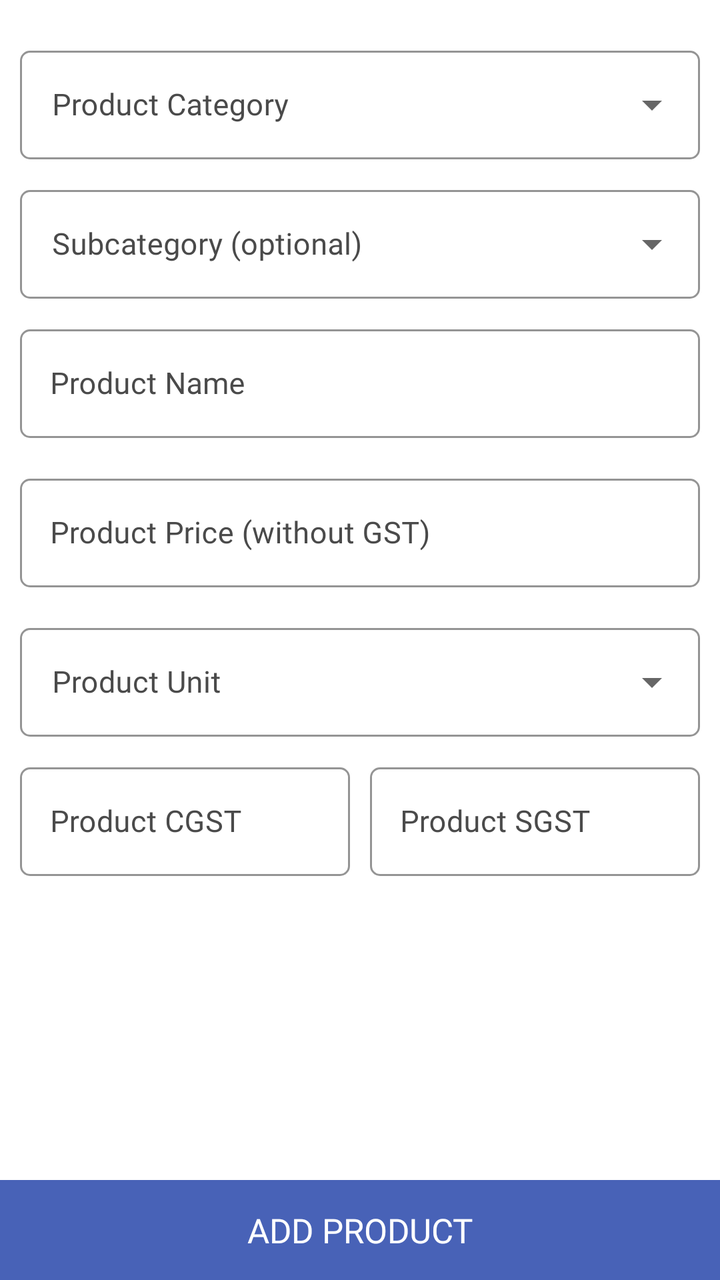
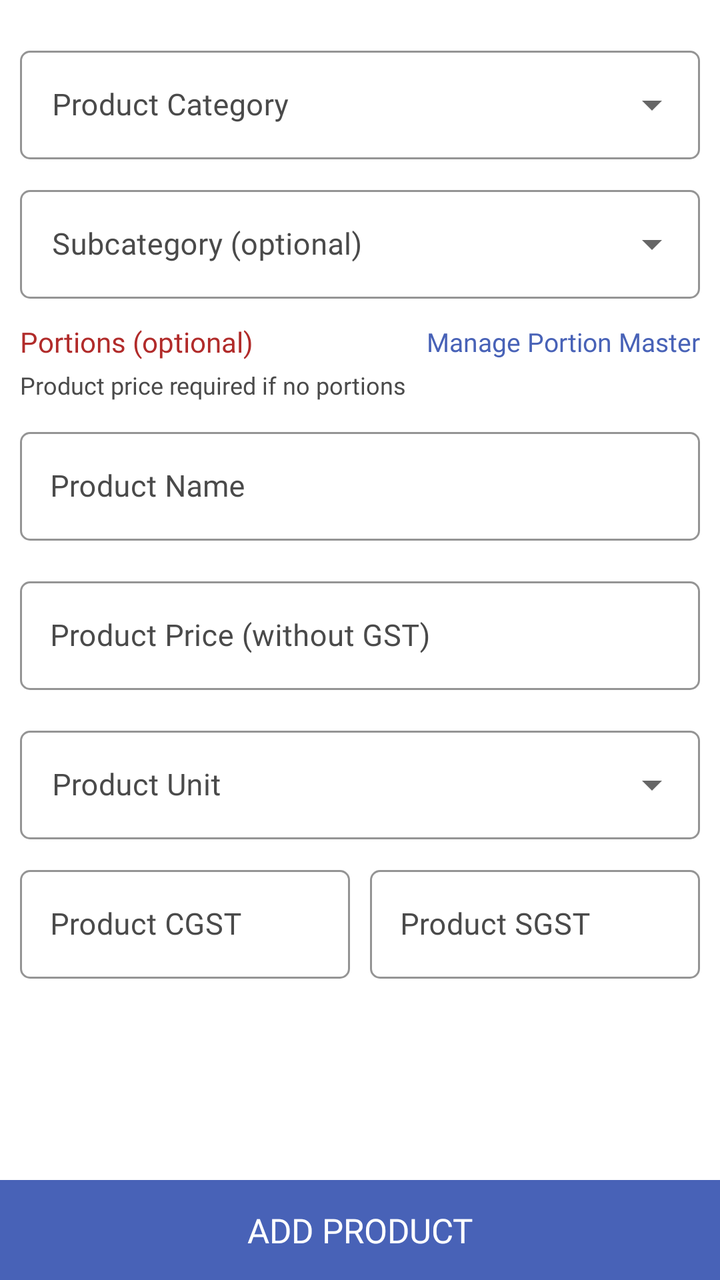

Before-and-after screenshots of an Android layout around one commit, followed by the original layout XML and the change that was made.
<!-- AndroidManifest.xml: application theme AppTheme -->
<!-- res/layout/fragment_add_customer_product.xml -->
<?xml version="1.0" encoding="utf-8"?>
<RelativeLayout xmlns:android="http://schemas.android.com/apk/res/android"
    xmlns:app="http://schemas.android.com/apk/res-auto"
    xmlns:tools="http://schemas.android.com/tools"
    android:layout_width="match_parent"
    android:layout_height="match_parent"
    tools:context=".Fragment.AddCustomerProduct">

    <androidx.core.widget.NestedScrollView
        android:layout_width="match_parent"
        android:layout_height="match_parent"
        android:layout_above="@+id/addProduct">

        <LinearLayout
            android:layout_width="match_parent"
            android:layout_height="match_parent"
            android:orientation="vertical"
            android:padding="10dp">

            <com.google.android.material.textfield.TextInputLayout
                style="@style/CustomDropDownTilStyle"
                android:layout_marginTop="10dp"
                android:hint="Product Category">

                <AutoCompleteTextView
                    android:id="@+id/categorySpinner"
                    android:layout_width="match_parent"
                    android:layout_height="wrap_content"
                    android:focusable="false"
                    android:fontFamily="@font/poppinsregular"
                    android:inputType="none"
                    android:singleLine="true"
                    android:textSize="15sp" />

            </com.google.android.material.textfield.TextInputLayout>

            <com.google.android.material.textfield.TextInputLayout
                style="@style/CustomDropDownTilStyle"
                android:layout_marginTop="10dp"
                android:hint="Subcategory (optional)">

                <AutoCompleteTextView
                    android:id="@+id/subcategorySpinner"
                    android:layout_width="match_parent"
                    android:layout_height="wrap_content"
                    android:focusable="false"
                    android:fontFamily="@font/poppinsregular"
                    android:inputType="none"
                    android:singleLine="true"
                    android:textSize="15sp" />

            </com.google.android.material.textfield.TextInputLayout>

            <com.google.android.material.textfield.TextInputLayout
                android:id="@+id/productNameLayout"
                style="@style/Widget.MaterialComponents.TextInputLayout.OutlinedBox"
                android:layout_width="match_parent"
                android:layout_height="wrap_content"
                android:layout_gravity="center"
                android:layout_marginTop="10dp"
                android:layout_marginBottom="5dp"
                android:gravity="center"
                android:textColorHint="@color/light_black"
                app:boxCornerRadiusBottomEnd="5dp"
                app:boxCornerRadiusBottomStart="5dp"
                app:boxCornerRadiusTopEnd="5dp"
                app:boxCornerRadiusTopStart="5dp"
                app:boxStrokeColor="@color/light_black">

                <com.google.android.material.textfield.TextInputEditText
                    android:id="@+id/productName"
                    android:layout_width="match_parent"
                    android:layout_height="wrap_content"
                    android:drawableTint="@color/light_black"
                    android:fontFamily="@font/poppinsregular"
                    android:hint="Product Name"
                    android:imeOptions="actionNext"
                    android:inputType="textCapWords"
                    android:paddingStart="15dp"
                    android:paddingEnd="10dp"
                    android:singleLine="true"
                    android:textColor="@color/black"
                    android:textColorHint="@color/light_black"
                    android:textSize="15sp" />

            </com.google.android.material.textfield.TextInputLayout>

            <com.google.android.material.textfield.TextInputLayout
                android:id="@+id/productPriceLayout"
                style="@style/Widget.MaterialComponents.TextInputLayout.OutlinedBox"
                android:layout_width="match_parent"
                android:layout_height="wrap_content"
                android:layout_gravity="center"
                android:layout_marginTop="10dp"
                android:layout_marginBottom="5dp"
                android:gravity="center"
                android:textColorHint="@color/light_black"
                app:boxCornerRadiusBottomEnd="5dp"
                app:boxCornerRadiusBottomStart="5dp"
                app:boxCornerRadiusTopEnd="5dp"
                app:boxCornerRadiusTopStart="5dp"
                app:boxStrokeColor="@color/light_black">

                <com.google.android.material.textfield.TextInputEditText
                    android:id="@+id/productPrice"
                    android:layout_width="match_parent"
                    android:layout_height="wrap_content"
                    android:drawableTint="@color/light_black"
                    android:fontFamily="@font/poppinsregular"
                    android:hint="Product Price (without GST)"
                    android:imeOptions="actionDone"
                    android:inputType="numberDecimal"
                    android:paddingStart="15dp"
                    android:paddingEnd="10dp"
                    android:singleLine="true"
                    android:textColor="@color/black"
                    android:textColorHint="@color/light_black"
                    android:textSize="15sp" />

            </com.google.android.material.textfield.TextInputLayout>

            <com.google.android.material.textfield.TextInputLayout
                style="@style/CustomDropDownTilStyle"
                android:layout_marginTop="10dp"
                android:hint="Product Unit">

                <AutoCompleteTextView
                    android:id="@+id/unitSpinner"
                    android:layout_width="match_parent"
                    android:layout_height="wrap_content"
                    android:focusable="false"
                    android:fontFamily="@font/poppinsregular"
                    android:inputType="none"
                    android:singleLine="true"
                    android:textSize="15sp" />

            </com.google.android.material.textfield.TextInputLayout>

            <LinearLayout
                android:layout_width="match_parent"
                android:layout_height="wrap_content"
                android:layout_marginTop="10dp"
                android:layout_marginBottom="10dp"
                android:orientation="horizontal">

                <com.google.android.material.textfield.TextInputLayout
                    android:id="@+id/productCGSTLayout"
                    style="@style/Widget.MaterialComponents.TextInputLayout.OutlinedBox"
                    android:layout_width="match_parent"
                    android:layout_height="wrap_content"
                    android:layout_gravity="center"
                    android:layout_marginEnd="5dp"
                    android:layout_weight="1"
                    android:gravity="center"
                    android:textColorHint="@color/light_black"
                    app:boxCornerRadiusBottomEnd="5dp"
                    app:boxCornerRadiusBottomStart="5dp"
                    app:boxCornerRadiusTopEnd="5dp"
                    app:boxCornerRadiusTopStart="5dp"
                    app:boxStrokeColor="@color/light_black">

                    <com.google.android.material.textfield.TextInputEditText
                        android:id="@+id/productCGST"
                        android:layout_width="match_parent"
                        android:layout_height="wrap_content"
                        android:drawableTint="@color/light_black"
                        android:fontFamily="@font/poppinsregular"
                        android:hint="Product CGST"
                        android:imeOptions="actionNext"
                        android:inputType="numberDecimal"
                        android:paddingStart="15dp"
                        android:paddingEnd="10dp"
                        android:singleLine="true"
                        android:textColor="@color/black"
                        android:textColorHint="@color/light_black"
                        android:textSize="15sp" />

                </com.google.android.material.textfield.TextInputLayout>

                <com.google.android.material.textfield.TextInputLayout
                    android:id="@+id/productSGSTLayout"
                    style="@style/Widget.MaterialComponents.TextInputLayout.OutlinedBox"
                    android:layout_width="match_parent"
                    android:layout_height="wrap_content"
                    android:layout_gravity="center"
                    android:layout_marginStart="5dp"
                    android:layout_weight="1"
                    android:gravity="center"
                    android:textColorHint="@color/light_black"
                    app:boxCornerRadiusBottomEnd="5dp"
                    app:boxCornerRadiusBottomStart="5dp"
                    app:boxCornerRadiusTopEnd="5dp"
                    app:boxCornerRadiusTopStart="5dp"
                    app:boxStrokeColor="@color/light_black">

                    <com.google.android.material.textfield.TextInputEditText
                        android:id="@+id/productSGST"
                        android:layout_width="match_parent"
                        android:layout_height="wrap_content"
                        android:drawableTint="@color/light_black"
                        android:fontFamily="@font/poppinsregular"
                        android:hint="Product SGST"
                        android:imeOptions="actionDone"
                        android:inputType="numberDecimal"
                        android:paddingStart="15dp"
                        android:paddingEnd="10dp"
                        android:singleLine="true"
                        android:textColor="@color/black"
                        android:textColorHint="@color/light_black"
                        android:textSize="15sp" />

                </com.google.android.material.textfield.TextInputLayout>

            </LinearLayout>

        </LinearLayout>

    </androidx.core.widget.NestedScrollView>

    <TextView
        android:id="@+id/addProduct"
        android:layout_width="match_parent"
        android:layout_height="50dp"
        android:layout_alignParentBottom="true"
        android:layout_gravity="center"
        android:background="@color/colorPrimary"
        android:fontFamily="@font/poppinsmedium"
        android:gravity="center"
        android:text="Add Product"
        android:textAllCaps="true"
        android:textColor="@color/white"
        android:textSize="17sp" />

</RelativeLayout>
<!-- resources referenced by this layout -->
<resources>
  <color name="black">#000</color>
  <color name="colorPrimary">#4862b7</color>
  <color name="light_black">#4a4a4a</color>
  <color name="white">#fff</color>
  <style name="CustomDropDownTilStyle" parent="Widget.MaterialComponents.TextInputLayout.OutlinedBox.ExposedDropdownMenu">
          <item name="android:layout_width">match_parent</item>
          <item name="android:layout_height">wrap_content</item>
          <item name="android:textColorHint">@color/light_black</item>
          <item name="fontFamily">@font/poppinsregular</item>
          <item name="android:textSize">15sp</item>
          <item name="overlapAnchor">true</item>
          <item name="hintTextColor">@color/colorAccent</item>
          <item name="boxStrokeColor">@color/colorAccent</item>
          <item name="colorControlNormal">@color/colorAccent</item>
          <item name="colorControlActivated">@color/colorAccent</item>
          <item name="colorControlHighlight">@color/colorAccent</item>
          <item name="boxCornerRadiusBottomEnd">5dp</item>
          <item name="boxCornerRadiusBottomStart">5dp</item>
          <item name="boxCornerRadiusTopEnd">5dp</item>
          <item name="boxCornerRadiusTopStart">5dp</item>
      </style>
  <style name="AppTheme" parent="Theme.MaterialComponents.DayNight.NoActionBar">
          
          <item name="colorPrimary">@color/colorPrimary</item>
          <item name="colorPrimaryDark">@color/colorPrimary</item>
          <item name="colorAccent">@color/colorAccent</item>
          <item name="android:windowIsTranslucent">true</item>
          <item name="windowNoTitle">true</item>
          <item name="windowActionBar">false</item>
  
      </style>
  <color name="colorAccent">#000</color>
</resources>

<!-- the commit's change to res/layout/fragment_add_customer_product.xml (unified diff, before → after) -->
@@ -50,6 +50,10 @@
                     android:textSize="15sp" />
 
             </com.google.android.material.textfield.TextInputLayout>
+
+            <include
+                android:id="@+id/productPortionSectionInclude"
+                layout="@layout/include_product_portion_section" />
 
             <com.google.android.material.textfield.TextInputLayout
                 android:id="@+id/productNameLayout"
@@ -232,3 +236,153 @@
         android:textSize="17sp" />
 
 </RelativeLayout>
+<!-- res/layout/include_product_portion_section.xml (included above) -->
+<?xml version="1.0" encoding="utf-8"?>
+<LinearLayout xmlns:android="http://schemas.android.com/apk/res/android"
+    xmlns:app="http://schemas.android.com/apk/res-auto"
+    android:id="@+id/productPortionSection"
+    android:layout_width="match_parent"
+    android:layout_height="wrap_content"
+    android:orientation="vertical">
+
+    <RelativeLayout
+        android:layout_width="match_parent"
+        android:layout_height="wrap_content"
+        android:layout_marginTop="12dp">
+
+        <TextView
+            android:layout_width="wrap_content"
+            android:layout_height="wrap_content"
+            android:layout_alignParentStart="true"
+            android:layout_centerVertical="true"
+            android:fontFamily="@font/poppinsregular"
+            android:text="Portions (optional)"
+            android:textColor="@color/textcolor" />
+
+        <TextView
+            android:id="@+id/managePortionMasterLink"
+            android:layout_width="wrap_content"
+            android:layout_height="wrap_content"
+            android:layout_alignParentEnd="true"
+            android:layout_centerVertical="true"
+            android:fontFamily="@font/poppinsmedium"
+            android:text="Manage Portion Master"
+            android:textColor="@color/colorPrimary"
+            android:textSize="13sp" />
+
+    </RelativeLayout>
+
+    <TextView
+        android:id="@+id/portionSectionHint"
+        android:layout_width="match_parent"
+        android:layout_height="wrap_content"
+        android:layout_marginTop="4dp"
+        android:fontFamily="@font/poppinsregular"
+        android:text="Product price required if no portions"
+        android:textColor="@color/light_black"
+        android:textSize="12sp" />
+
+    <LinearLayout
+        android:id="@+id/portionMasterPickerSection"
+        android:layout_width="match_parent"
+        android:layout_height="wrap_content"
+        android:layout_marginTop="8dp"
+        android:orientation="vertical"
+        android:visibility="gone">
+
+        <com.google.android.material.textfield.TextInputLayout
+            style="@style/CustomDropDownTilStyle"
+            android:hint="Select Portion">
+
+            <AutoCompleteTextView
+                android:id="@+id/portionMasterSpinner"
+                android:layout_width="match_parent"
+                android:layout_height="wrap_content"
+                android:focusable="false"
+                android:fontFamily="@font/poppinsregular"
+                android:inputType="none"
+                android:singleLine="true"
+                android:textSize="15sp" />
+
+        </com.google.android.material.textfield.TextInputLayout>
+
+        <com.google.android.material.textfield.TextInputLayout
+            style="@style/Widget.MaterialComponents.TextInputLayout.OutlinedBox"
+            android:layout_width="match_parent"
+            android:layout_height="wrap_content"
+            android:layout_marginTop="8dp"
+            app:boxStrokeColor="@color/light_black">
+
+            <com.google.android.material.textfield.TextInputEditText
+                android:id="@+id/inlinePortionPrice"
+                android:layout_width="match_parent"
+                android:layout_height="wrap_content"
+                android:fontFamily="@font/poppinsregular"
+                android:hint="Portion Price"
+                android:inputType="numberDecimal"
+                android:singleLine="true"
+                android:textColor="@color/black"
+                android:textSize="15sp" />
+
+        </com.google.android.material.textfield.TextInputLayout>
+
+        <TextView
+            android:id="@+id/addInlinePortion"
+            android:layout_width="match_parent"
+            android:layout_height="40dp"
+            android:layout_marginTop="10dp"
+            android:background="@color/textcolor"
+            android:fontFamily="@font/poppinsmedium"
+            android:gravity="center"
+            android:text="Add Portion"
+            android:textAllCaps="true"
+            android:textColor="@color/white"
+            android:textSize="14sp" />
+
+    </LinearLayout>
+
+    <TextView
+        android:id="@+id/noPortionMasterHint"
+        android:layout_width="match_parent"
+        android:layout_height="wrap_content"
+        android:layout_marginTop="8dp"
+        android:fontFamily="@font/poppinsregular"
+        android:text="No portion masters yet. Tap Manage Portion Master to add names (Half, Full…)."
+        android:textColor="@color/light_black"
+        android:textSize="12sp"
+        android:visibility="gone" />
+
+    <androidx.cardview.widget.CardView
+        android:id="@+id/inlinePortionListCard"
+        android:layout_width="match_parent"
+        android:layout_height="wrap_content"
+        android:layout_marginTop="10dp"
+        android:visibility="gone"
+        app:cardCornerRadius="5dp"
+        app:cardElevation="4dp">
+
+        <LinearLayout
+            android:layout_width="match_parent"
+            android:layout_height="wrap_content"
+            android:orientation="vertical"
+            android:padding="8dp">
+
+            <TextView
+                android:layout_width="wrap_content"
+                android:layout_height="wrap_content"
+                android:layout_gravity="center"
+                android:fontFamily="@font/poppinsbold"
+                android:text="Product Portions"
+                android:textColor="@color/textcolor" />
+
+            <androidx.recyclerview.widget.RecyclerView
+                android:id="@+id/inlinePortionRecyclerview"
+                android:layout_width="match_parent"
+                android:layout_height="wrap_content"
+                android:nestedScrollingEnabled="false" />
+
+        </LinearLayout>
+
+    </androidx.cardview.widget.CardView>
+
+</LinearLayout>
<!-- resource entries referenced after the edit -->
@@ -3,6 +3,7 @@
   <color name="black">#000</color>
   <color name="colorPrimary">#4862b7</color>
   <color name="light_black">#4a4a4a</color>
+  <color name="textcolor">#b12b2a</color>
   <color name="white">#fff</color>
   <style name="CustomDropDownTilStyle" parent="Widget.MaterialComponents.TextInputLayout.OutlinedBox.ExposedDropdownMenu">
           <item name="android:layout_width">match_parent</item>
